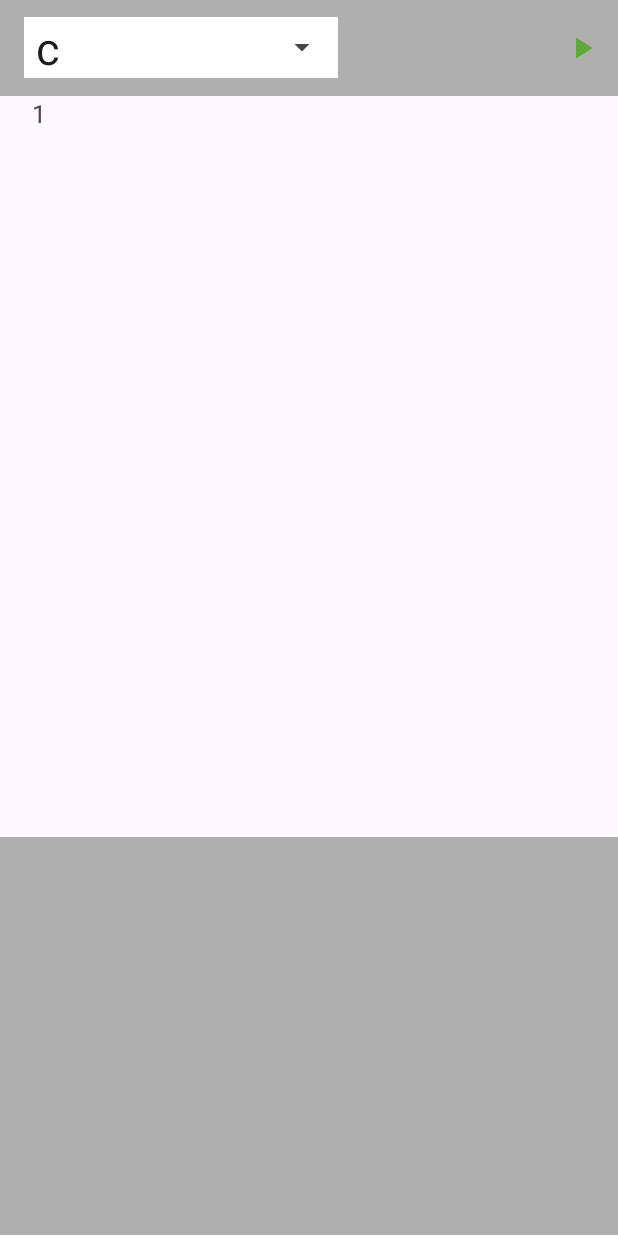
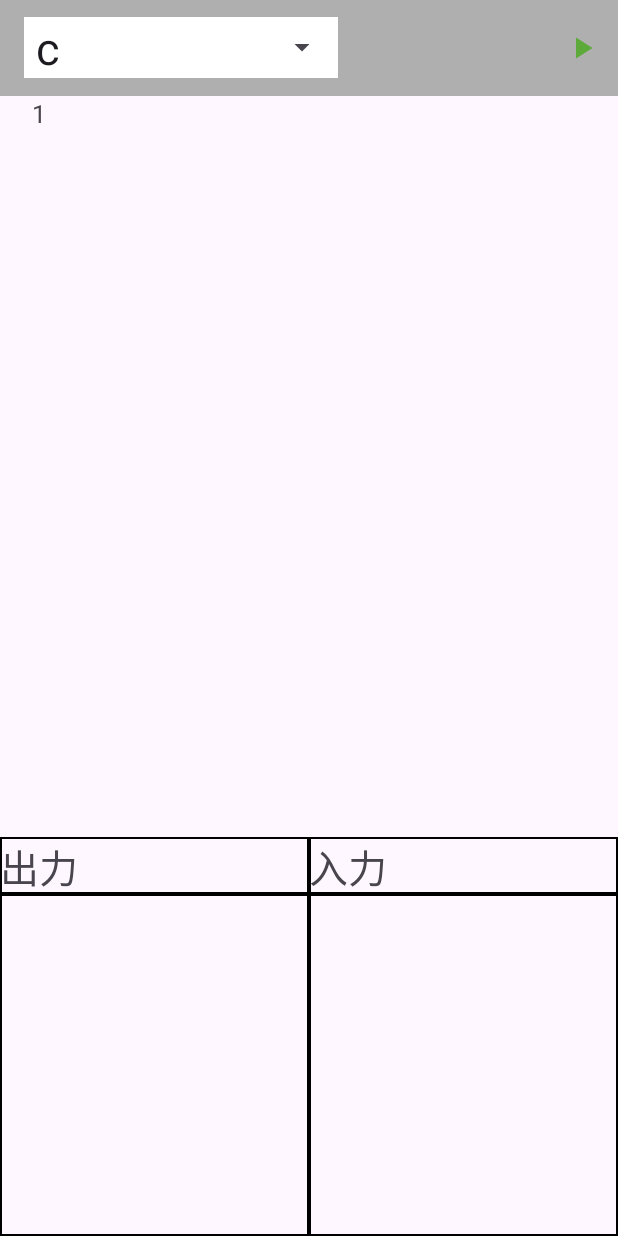
Before and after one commit to Akito626/MiniPGEditor, an Android app: the screen it shows after launch (EditorActivity), on a phone screen of 412 x 824 dp. Run offline under Robolectric (Android 15) with nearby library versions, the phone set to English and light mode, and no system bars.

Commit message:
入力を受け取れるようにしました

```diff
--- a/app/src/main/res/layout/activity_editor.xml
+++ b/app/src/main/res/layout/activity_editor.xml
@@ -37,6 +37,11 @@
             android:layout_weight="0.65"
             android:fillViewport="true">
 
+            <HorizontalScrollView
+                android:layout_width="match_parent"
+                android:layout_height="match_parent"
+                android:fillViewport="true">
+
                 <LinearLayout
                     android:layout_width="match_parent"
                     android:layout_height="match_parent"
@@ -47,8 +52,7 @@
                         android:layout_width="0dp"
                         android:layout_height="match_parent"
                         android:layout_weight="0.1"
-                    android:orientation="vertical">
-                </LinearLayout>
+                        android:orientation="vertical"></LinearLayout>
 
                     <EditText
                         android:id="@+id/source_code"
@@ -57,18 +61,55 @@
                         android:layout_weight="0.9"
                         android:background="#00000000"
                         android:gravity="left|top"
-                    android:inputType="textMultiLine"
-                    android:maxLines="999"
+                        android:maxLines="300"
                         android:textSize="20dp" />
                 </LinearLayout>
+            </HorizontalScrollView>
         </ScrollView>
+
+        <LinearLayout
+            android:layout_width="match_parent"
+            android:layout_height="0dp"
+            android:layout_weight="0.05"
+            android:orientation="horizontal">
+
+            <TextView
+                android:layout_width="0dp"
+                android:layout_height="match_parent"
+                android:layout_weight="0.5"
+                android:autoSizeTextType="uniform"
+                android:text="出力"
+                android:background="@drawable/border"/>
+
+            <TextView
+                android:layout_width="0dp"
+                android:layout_height="match_parent"
+                android:layout_weight="0.5"
+                android:autoSizeTextType="uniform"
+                android:text="入力"
+                android:background="@drawable/border"/>
+        </LinearLayout>
+
+        <LinearLayout
+            android:layout_width="match_parent"
+            android:layout_height="0dp"
+            android:layout_weight="0.3"
+            android:orientation="horizontal">
 
             <ListView
                 android:id="@+id/output_list"
-            android:layout_width="match_parent"
-            android:layout_height="0dp"
-            android:layout_weight="0.35"
-            android:background="#afafb0" />
+                android:layout_width="0dp"
+                android:layout_height="match_parent"
+                android:layout_weight="0.5"
+                android:background="@drawable/border" />
+            <EditText
+                android:id="@+id/input_text"
+                android:layout_width="0dp"
+                android:layout_height="match_parent"
+                android:layout_weight="0.5"
+                android:background="@drawable/border"
+                android:gravity="left|top"/>
+        </LinearLayout>
     </LinearLayout>
 
     <!--        <com.google.android.material.tabs.TabLayout-->
```
Also changed, not shown: app/src/main/java/com/alha_app/minipgeditor/EditorActivity.java (+80 -50 lines). Lines whose indentation alone changed are shown as unchanged.
